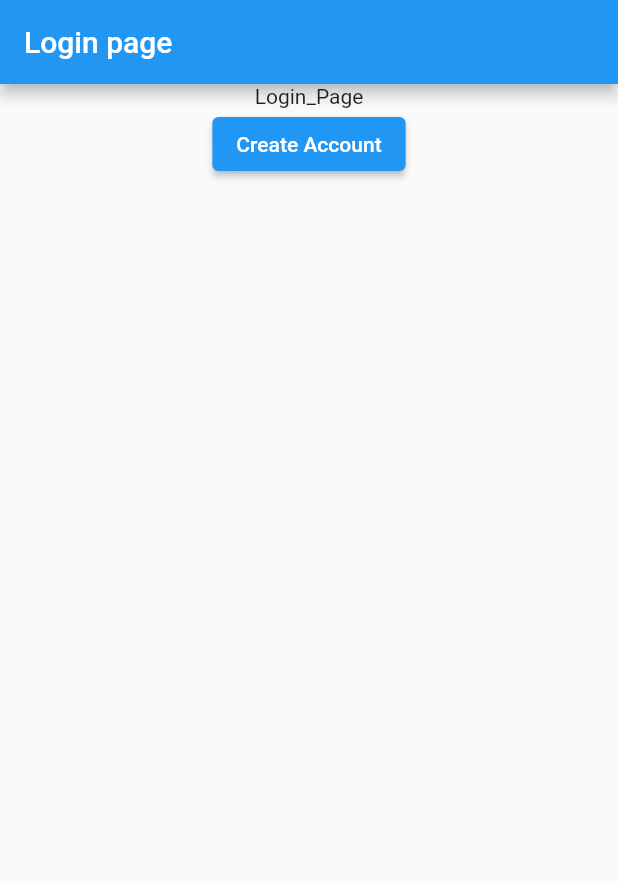
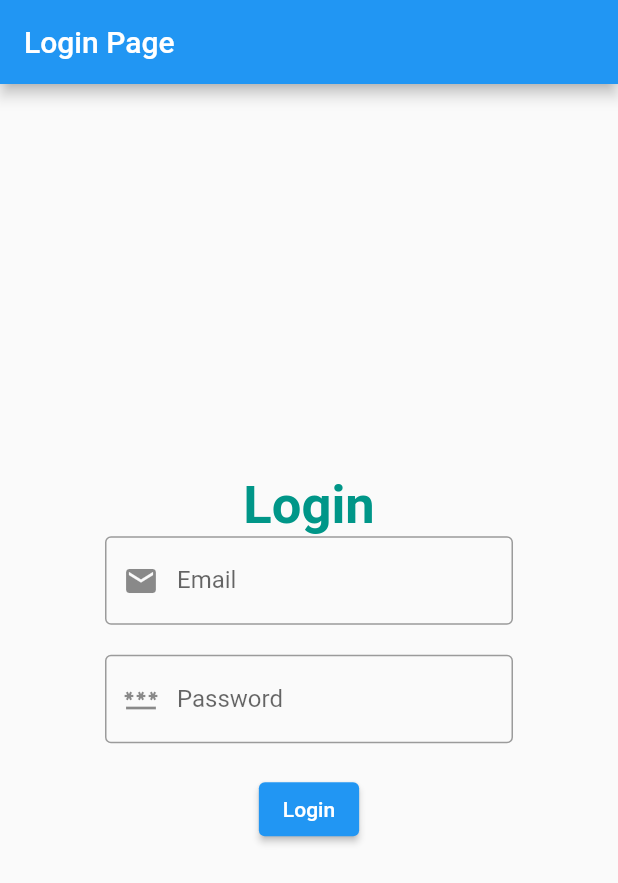
Before and after one commit to ShahnawazShaikhh/navigation_routes, a Flutter app: the screen it shows after launch, on a phone screen of 412 x 824 dp. Shown: the top 883 px of the screen. Run offline on Flutter 3.47's test engine with Material 2 defaults, Android fonts, the phone set to English and light mode, and no system bars.

Commit message:
this is final project

```diff
--- a/lib/Login.dart
+++ b/lib/Login.dart
@@ -1,33 +1,116 @@
 import 'package:flutter/material.dart';
-import 'Signup.dart';
 
-class Login extends StatefulWidget {
+class Loginpage extends StatefulWidget {
+  const Loginpage({super.key});
+
   @override
-  _LoginState createState() => _LoginState();
+  State<Loginpage> createState() => _LoginpageState();
 }
 
-class _LoginState extends State<Login> {
-  late String _email;
-  late String _password;
+class _LoginpageState extends State<Loginpage> {
+  final GlobalKey<FormState> _formKey = GlobalKey<FormState>();
+
+  String _email = "";
+  String _password = "";
+
   @override
   Widget build(BuildContext context) {
-    return Scaffold(
+    return MaterialApp(
+      debugShowCheckedModeBanner: false,
+      home: Scaffold(
         appBar: AppBar(
-        title: Text("Login page"),
+          title: const Text('Login Page'),
         ),
-      body: Center(
+        body: Column(
+          mainAxisAlignment: MainAxisAlignment.center,
+          crossAxisAlignment: CrossAxisAlignment.center,
+          children: [
+            Text(
+              "Login",
+              style: TextStyle(
+                fontSize: 35,
+                color: Colors.teal,
+                fontWeight: FontWeight.bold,
+              ),
+            ),
+            Padding(
+              padding: const EdgeInsets.symmetric(horizontal: 70),
+              child: Form(
+                key: _formKey,
                 child: Column(
-          children: <Widget>[
-            Text("Login_Page"),
+                  children: [
+                    TextFormField(
+                      keyboardType: TextInputType.emailAddress,
+                      decoration: InputDecoration(
+                        labelText: "Email",
+                        hintText: "Enter Email",
+                        prefixIcon: Icon(Icons.email),
+                        border: OutlineInputBorder(),
+                      ),
+                      onChanged: (String value) {
+                        setState(() {
+                          _email = value;
+                        });
+                      },
+                      validator: (value) {
+                        if (value!.isEmpty) {
+                          return 'Email should not be empty';
+                        } else if (!isValidEmail(value)) {
+                          return 'Please enter a valid email';
+                        }
+                        return null;
+                      },
+                    ),
+                    SizedBox(
+                      height: 20,
+                    ),
+                    TextFormField(
+                      keyboardType: TextInputType.visiblePassword,
+                      decoration: InputDecoration(
+                        labelText: "Password",
+                        hintText: "Enter Password",
+                        prefixIcon: Icon(Icons.password),
+                        border: OutlineInputBorder(),
+                      ),
+                      onChanged: (String value) {
+                        setState(() {
+                          _password = value;
+                        });
+                      },
+                      validator: (value) {
+                        if (value!.isEmpty) {
+                          return 'Password should not be empty';
+                        } else if (value.length < 6) {
+                          return 'Password must be at least 6 characters';
+                        }
+                        return null;
+                      },
+                      obscureText: true, // Hide password
+                    ),
+                    SizedBox(
+                      height: 20,
+                    ),
                     ElevatedButton(
-              child: Text("Create Account"),
                       onPressed: () {
-                Navigator.of(context).pushNamed('/sinup');
+                        if (_formKey.currentState!.validate()) {
+                          Navigator.of(context).pushNamed('/homepage');
+                        }
                       },
+                      child: Text("Login"),
                     )
+                  ],
+                ),
+              ),
+            ),
           ],
         ),
       ),
     );
   }
+
+  // Function to check if the entered email is valid
+  bool isValidEmail(String email) {
+    // You can implement a more complex email validation logic here if needed
+    return email.contains('@') && email.contains('.') && email.contains('com');
   }
+}
--- a/lib/main.dart
+++ b/lib/main.dart
@@ -1,17 +1,24 @@
 import 'package:flutter/material.dart';
+
+import 'HomePage.dart';
 import 'Login.dart';
-import 'Signup.dart';
 
-void main() => runApp(MyApp());
+void main() {
+  runApp(const MyApp());
+}
 
 class MyApp extends StatelessWidget {
+  const MyApp({super.key});
+
+  // This widget is the root of your application.
   @override
   Widget build(BuildContext context) {
-    // TODO: implement build
     return MaterialApp(
       debugShowCheckedModeBanner: false,
-      home: Login(),
-      routes: {'/sinup': (_) => Signup()},
+      title: 'Flutter Demo',
+      theme: ThemeData(),
+      home: Loginpage(),
+      routes: {'/homepage': (_) => HomePage()},
     );
   }
 }
```
Also changed, not shown: lib/CartPage.dart (added, +98 -0 lines), lib/Signup.dart (deleted, +0 -31 lines), lib/homepage.dart (added, +157 -0 lines). Lines whose indentation alone changed are shown as unchanged.
